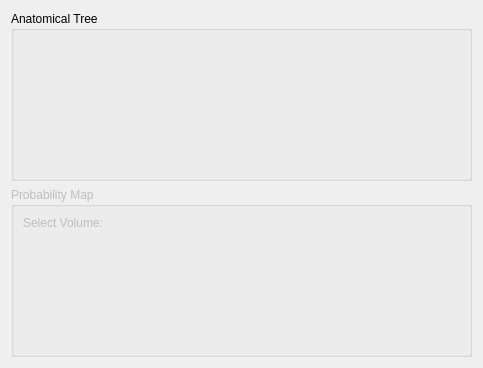
jcfr/Slicer3, file QTModules/EMSegment/Resources/UI/qSlicerEMSegmentDefineAtlasPanel.ui: the form before one commit.
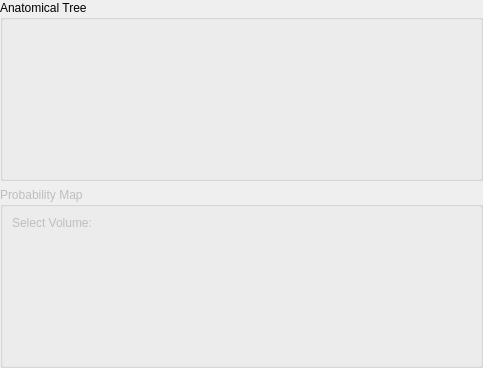
The form after the commit. Custom widgets are drawn as their Qt base class.

Commit message: ENH: EMSegment - ContentMargins associated with panel layout is set to zero

The edit to the form file:
```diff
--- a/QTModules/EMSegment/Resources/UI/qSlicerEMSegmentDefineAtlasPanel.ui
+++ b/QTModules/EMSegment/Resources/UI/qSlicerEMSegmentDefineAtlasPanel.ui
@@ -14,6 +14,9 @@
    <string>Form</string>
   </property>
   <layout class="QVBoxLayout" name="verticalLayout">
+   <property name="margin">
+    <number>0</number>
+   </property>
    <item>
     <widget class="QGroupBox" name="AnatomicalTreeGroupBox">
      <property name="title">
```
The commit also changes 8 other files.
